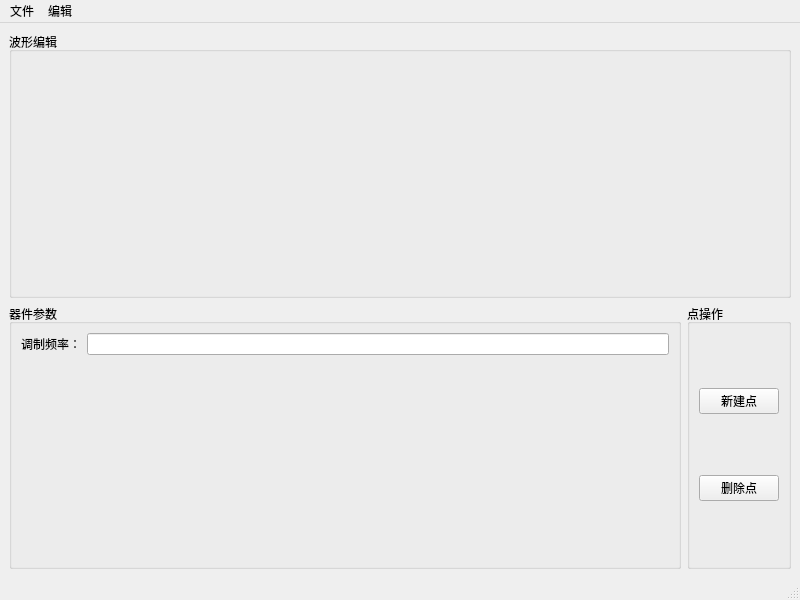
First picture: the form in windowwavedesigner.ui, repository zym013579/AOMController, before the edit.
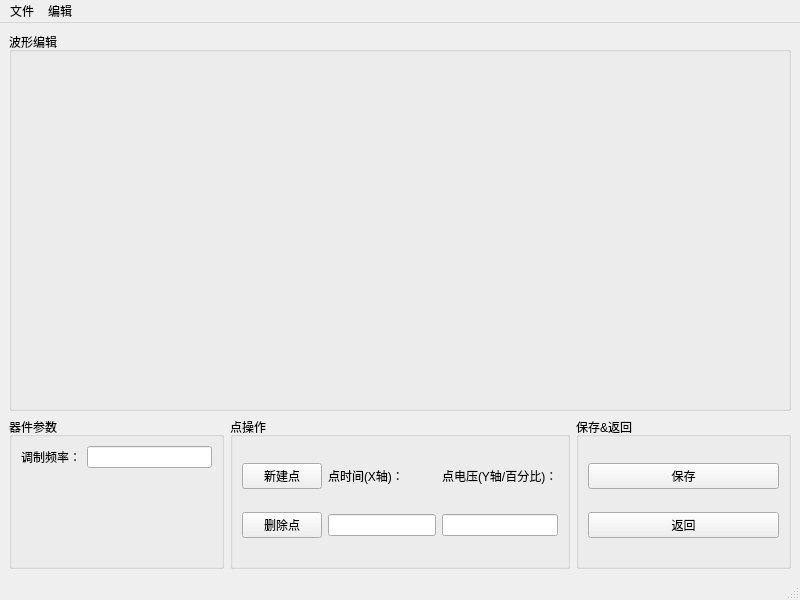
Second picture: the form after the edit.

Commit message: 窗口调用

What changed in the file:
```diff
--- a/windowwavedesigner.ui
+++ b/windowwavedesigner.ui
@@ -14,8 +14,144 @@
    <string>MainWindow</string>
   </property>
   <widget class="QWidget" name="centralwidget">
-   <layout class="QGridLayout" name="gridLayout">
-    <item row="0" column="0" colspan="2">
+   <layout class="QGridLayout" name="gridLayout" rowstretch="5,2">
+    <item row="1" column="0">
+     <widget class="QGroupBox" name="groupBoxDevice">
+      <property name="title">
+       <string>器件参数</string>
+      </property>
+      <layout class="QFormLayout" name="formLayout">
+       <item row="0" column="0">
+        <widget class="QLabel" name="labelFrequency">
+         <property name="text">
+          <string>调制频率：</string>
+         </property>
+        </widget>
+       </item>
+       <item row="0" column="1">
+        <widget class="QLineEdit" name="lineEditFrequency">
+         <property name="sizePolicy">
+          <sizepolicy hsizetype="Preferred" vsizetype="Fixed">
+           <horstretch>0</horstretch>
+           <verstretch>0</verstretch>
+          </sizepolicy>
+         </property>
+        </widget>
+       </item>
+      </layout>
+     </widget>
+    </item>
+    <item row="1" column="1">
+     <widget class="QGroupBox" name="groupBoxOption">
+      <property name="title">
+       <string>点操作</string>
+      </property>
+      <layout class="QGridLayout" name="gridLayout_2">
+       <item row="1" column="0">
+        <widget class="QPushButton" name="pushButtonDelete">
+         <property name="sizePolicy">
+          <sizepolicy hsizetype="Preferred" vsizetype="Fixed">
+           <horstretch>0</horstretch>
+           <verstretch>0</verstretch>
+          </sizepolicy>
+         </property>
+         <property name="text">
+          <string>删除点</string>
+         </property>
+        </widget>
+       </item>
+       <item row="0" column="1">
+        <widget class="QLabel" name="labelPointTime">
+         <property name="text">
+          <string>点时间(X轴)：</string>
+         </property>
+        </widget>
+       </item>
+       <item row="1" column="1">
+        <widget class="QLineEdit" name="lineEditPointTime">
+         <property name="sizePolicy">
+          <sizepolicy hsizetype="Preferred" vsizetype="Fixed">
+           <horstretch>0</horstretch>
+           <verstretch>0</verstretch>
+          </sizepolicy>
+         </property>
+        </widget>
+       </item>
+       <item row="0" column="0">
+        <widget class="QPushButton" name="pushButtonNew">
+         <property name="sizePolicy">
+          <sizepolicy hsizetype="Preferred" vsizetype="Fixed">
+           <horstretch>0</horstretch>
+           <verstretch>0</verstretch>
+          </sizepolicy>
+         </property>
+         <property name="text">
+          <string>新建点</string>
+         </property>
+        </widget>
+       </item>
+       <item row="0" column="2">
+        <widget class="QLabel" name="labelPointVoltage">
+         <property name="text">
+          <string>点电压(Y轴/百分比)：</string>
+         </property>
+        </widget>
+       </item>
+       <item row="1" column="2">
+        <widget class="QLineEdit" name="lineEditPointVoltage">
+         <property name="sizePolicy">
+          <sizepolicy hsizetype="Preferred" vsizetype="Fixed">
+           <horstretch>0</horstretch>
+           <verstretch>0</verstretch>
+          </sizepolicy>
+         </property>
+        </widget>
+       </item>
+      </layout>
+      <zorder>pushButtonDelete</zorder>
+      <zorder>pushButtonNew</zorder>
+      <zorder>labelPointTime</zorder>
+      <zorder>lineEditPointTime</zorder>
+      <zorder>labelPointVoltage</zorder>
+      <zorder>lineEditPointVoltage</zorder>
+     </widget>
+    </item>
+    <item row="1" column="2">
+     <widget class="QGroupBox" name="groupBoxSaveExit">
+      <property name="title">
+       <string>保存&amp;&amp;返回</string>
+      </property>
+      <layout class="QGridLayout" name="gridLayout_3">
+       <item row="0" column="0">
+        <widget class="QPushButton" name="pushButtonSave">
+         <property name="sizePolicy">
+          <sizepolicy hsizetype="Preferred" vsizetype="Fixed">
+           <horstretch>0</horstretch>
+           <verstretch>0</verstretch>
+          </sizepolicy>
+         </property>
+         <property name="text">
+          <string>保存</string>
+         </property>
+        </widget>
+       </item>
+       <item row="1" column="0">
+        <widget class="QPushButton" name="pushButtonExit">
+         <property name="sizePolicy">
+          <sizepolicy hsizetype="Preferred" vsizetype="Fixed">
+           <horstretch>0</horstretch>
+           <verstretch>0</verstretch>
+          </sizepolicy>
+         </property>
+         <property name="text">
+          <string>返回</string>
+         </property>
+        </widget>
+       </item>
+      </layout>
+     </widget>
+    </item>
+    <item row="0" column="0" colspan="3">
      <widget class="QGroupBox" name="groupBoxWave">
       <property name="title">
        <string>波形编辑</string>
@@ -26,7 +162,7 @@
          <x>10</x>
          <y>25</y>
          <width>761</width>
-         <height>221</height>
+         <height>321</height>
         </rect>
        </property>
        <property name="sizePolicy">
@@ -38,50 +174,6 @@
       </widget>
      </widget>
     </item>
-    <item row="1" column="0">
-     <widget class="QGroupBox" name="groupBoxDevice">
-      <property name="title">
-       <string>器件参数</string>
-      </property>
-      <layout class="QFormLayout" name="formLayout">
-       <item row="0" column="0">
-        <widget class="QLabel" name="labelFrequency">
-         <property name="text">
-          <string>调制频率：</string>
-         </property>
-        </widget>
-       </item>
-       <item row="0" column="1">
-        <widget class="QLineEdit" name="lineEditFrequency"/>
-       </item>
-      </layout>
-     </widget>
-    </item>
-    <item row="1" column="1">
-     <widget class="QGroupBox" name="groupBoxOption">
-      <property name="title">
-       <string>点操作</string>
-      </property>
-      <layout class="QGridLayout" name="gridLayout_2">
-       <item row="0" column="0">
-        <widget class="QPushButton" name="pushButtonNew">
-         <property name="text">
-          <string>新建点</string>
-         </property>
-        </widget>
-       </item>
-       <item row="1" column="0">
-        <widget class="QPushButton" name="pushButtonDelete">
-         <property name="text">
-          <string>删除点</string>
-         </property>
-        </widget>
-       </item>
-      </layout>
-      <zorder>pushButtonDelete</zorder>
-      <zorder>pushButtonNew</zorder>
-     </widget>
-    </item>
    </layout>
   </widget>
   <widget class="QMenuBar" name="menubar">
```
Left out of the diff: 43 changed lines with no effect on the pictures. The commit also changes 7 other files.
